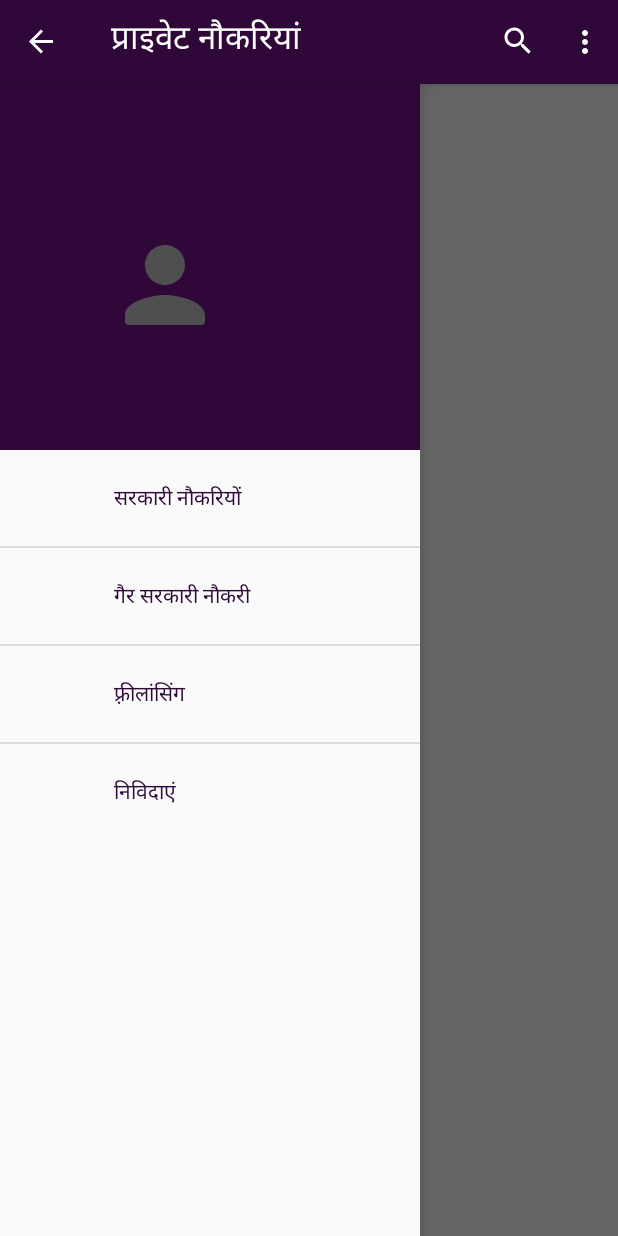
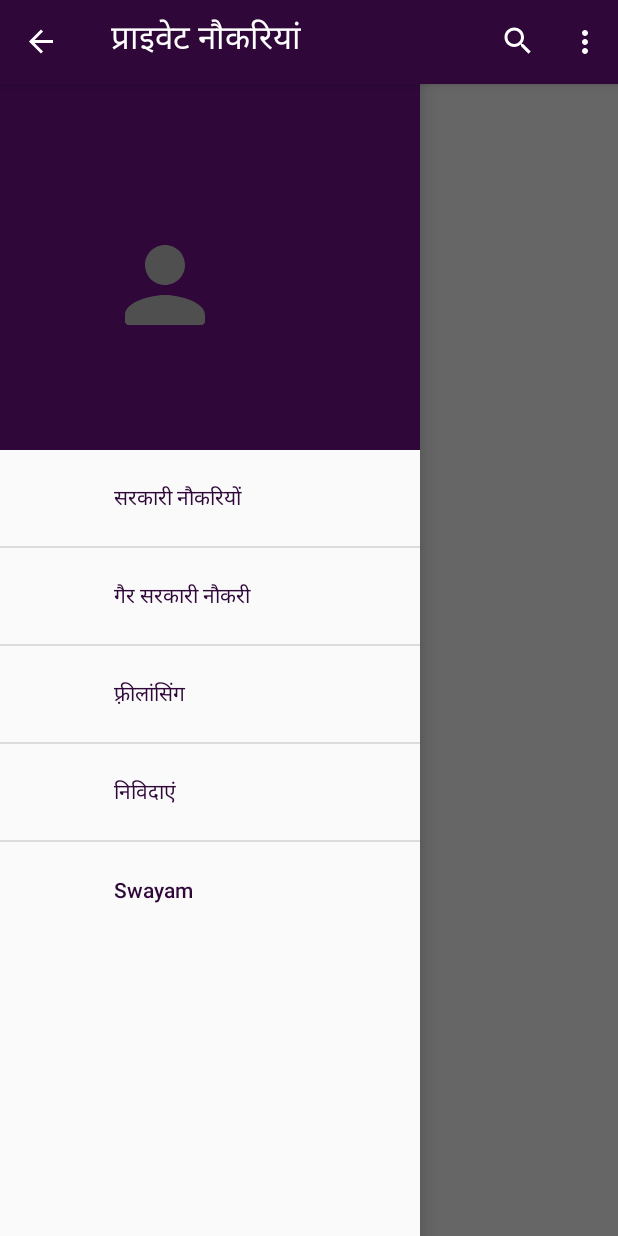
Before and after one commit to iSarcastic99/BC79_EDWATH_RKGIT, an Android app: the Government screen opened directly, with no data from a screen before it, with the side drawer open, on a phone screen of 412 x 824 dp. Run offline under Robolectric (Android 15) with nearby library versions, the phone set to English and light mode, and no system bars; our stand-ins replace CircleImageView, Firebase (no records; nobody signed in at launch, a user with empty details on screens opened directly); 10 statements that could not run were skipped.

```diff
--- a/ROJGAR/app/src/main/java/com/example/sih/ContactUs.java
+++ b/ROJGAR/app/src/main/java/com/example/sih/ContactUs.java
@@ -27,6 +27,7 @@ import ai.api.AIDataService;
 import ai.api.AIListener;
 import ai.api.AIServiceException;
 import ai.api.android.AIConfiguration;
+
 import ai.api.android.AIService;
 import ai.api.model.AIError;
 import ai.api.model.AIRequest;
--- a/ROJGAR/app/src/main/java/com/example/sih/Government.java
+++ b/ROJGAR/app/src/main/java/com/example/sih/Government.java
@@ -53,7 +53,7 @@ public class Government extends AppCompatActivity implements NavigationView.OnNa
     StorageReference mStorageReference;
     ActionBarDrawerToggle t;
     Menu menu1, menu2;
-    MenuItem Gov, Non_Gov, Tender, Free_Lancing;
+    MenuItem Gov, Non_Gov, Tender, Free_Lancing, Swayam;
     Boolean isRegistered = false;
     DatabaseReference reff, reff3, reff4;
     RecyclerView gov_jobs;
@@ -216,6 +216,7 @@ public class Government extends AppCompatActivity implements NavigationView.OnNa
         Non_Gov = menu2.findItem(R.id.non_government);
         Tender = menu2.findItem(R.id.tenders);
         Free_Lancing = menu2.findItem(R.id.free_lancing);
+        Swayam = menu2.findItem(R.id.resources);
         uname = navigationView.getHeaderView(0).findViewById(R.id.name_of_user);
         uphone = navigationView.getHeaderView(0).findViewById(R.id.phone_of_user);
         profile = navigationView.getHeaderView(0).findViewById(R.id.image_of_user);
@@ -320,6 +321,13 @@ public class Government extends AppCompatActivity implements NavigationView.OnNa
                 Intent intent5 = new Intent(Government.this, Tenders.class);
                 startActivity(intent5);
                 break;
+            case R.id.resources:
+                Intent redirectIntent = new Intent(Intent.ACTION_VIEW);
+                redirectIntent.addCategory(Intent.CATEGORY_BROWSABLE);
+                redirectIntent.setData(Uri.parse("https://swayam.gov.in/"));
+                startActivity(redirectIntent);
+                break;
+
 
         }
         drawer.closeDrawer(GravityCompat.START);
--- a/ROJGAR/app/src/main/res/menu/navigation_menu.xml
+++ b/ROJGAR/app/src/main/res/menu/navigation_menu.xml
@@ -31,6 +31,13 @@
             android:title="                  Tenders"
             android:textColor="#2f0739"/>
 </group>
+    <group android:checkableBehavior="single"
+        android:id="@+id/group5">
+        <item
+            android:id="@+id/resources"
+            android:title="                  Swayam"
+            android:textColor="#2f0739"/>
+    </group>
 
 
 
```
Also changed, not shown: ROJGAR/app/build.gradle (+6 -4 lines).
